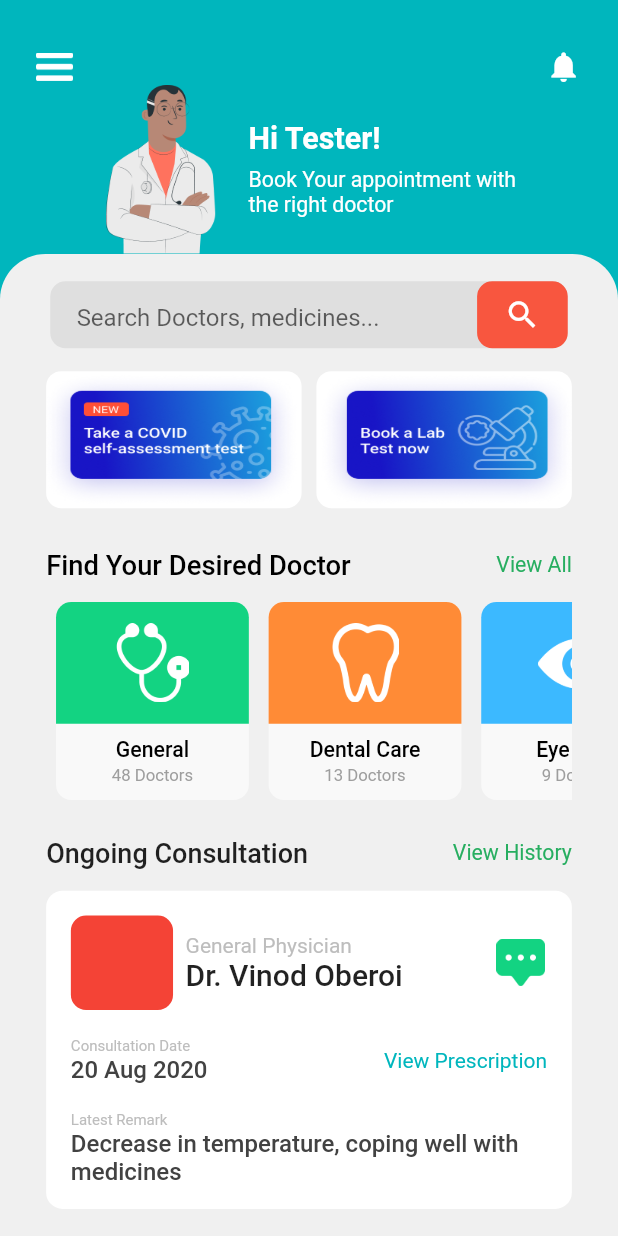
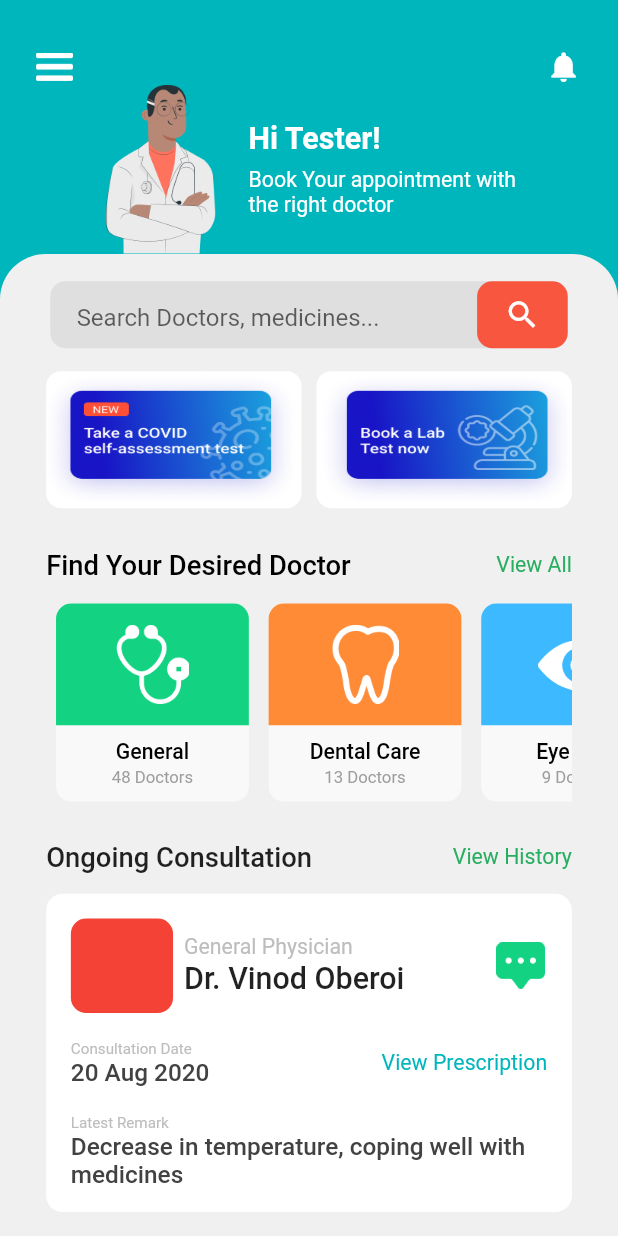
Before and after one commit to Chikitsak-Care/Frontend-Flutter, a Flutter app: the DashBoard screen opened directly with empty values, on a phone screen of 412 x 824 dp. Run offline on Flutter 3.47's test engine with Material 2 defaults, Android fonts, the phone set to English and light mode, and no system bars; our stand-ins replace email_validator, flushbar; project files that could hold a hidden picture were left out.

Commit message:
Layout Bug Fix #1

```diff
--- a/chikitsak/lib/screens/DashBoard/dashBoard.dart
+++ b/chikitsak/lib/screens/DashBoard/dashBoard.dart
@@ -107,7 +107,7 @@ class _DashBoardState extends State<DashBoard> {
       _covidBanner(),
       _findYourDoctorScroller(),
       _onGoingConsultation(),
-      _topRankedDoctors()
+      _topRankedDoctors(),
     ];
 
     return Expanded(
@@ -208,12 +208,13 @@ class _DashBoardState extends State<DashBoard> {
                 children: [
                   Text(
                     doctorCategory,
-                    style: TextStyle(fontSize: 12, color: Colors.grey[400]),
+                    style: TextStyle(
+                        fontSize: height(context, 12), color: Colors.grey[400]),
                   ),
                   Text(
                     "Dr. " + doctorName,
                     style: TextStyle(
-                        fontSize: 14,
+                        fontSize: height(context, 14),
                         fontWeight: FontWeight.w500,
                         color: Colors.grey[800]),
                   )
@@ -224,11 +225,15 @@ class _DashBoardState extends State<DashBoard> {
               crossAxisAlignment: CrossAxisAlignment.center,
               mainAxisAlignment: MainAxisAlignment.center,
               children: [
-                Icon(Icons.lock_clock, color: Colors.blue),
+                Icon(
+                  Icons.lock_clock,
+                  color: Colors.blue,
+                  size: height(context, 24),
+                ),
                 Text(
                   responseRate,
                   style: TextStyle(
-                    fontSize: 13,
+                    fontSize: height(context, 13),
                     fontWeight: FontWeight.w500,
                     color: Colors.blue,
                   ),
@@ -248,7 +253,8 @@ class _DashBoardState extends State<DashBoard> {
         mainAxisAlignment: MainAxisAlignment.spaceBetween,
         children: [
           Text("Top Ranked Doctors",
-              style: TextStyle(fontSize: 18, fontWeight: FontWeight.w500)),
+              style: TextStyle(
+                  fontSize: height(context, 18), fontWeight: FontWeight.w500)),
           Text(
             "View All",
             style: TextStyle(
@@ -287,7 +293,8 @@ class _DashBoardState extends State<DashBoard> {
         mainAxisAlignment: MainAxisAlignment.spaceBetween,
         children: [
           Text("Ongoing Consultation",
-              style: TextStyle(fontSize: 18, fontWeight: FontWeight.w500)),
+              style: TextStyle(
+                  fontSize: height(context, 18), fontWeight: FontWeight.w500)),
           Text(
             "View History",
             style: TextStyle(
@@ -333,12 +340,14 @@ class _DashBoardState extends State<DashBoard> {
                     crossAxisAlignment: CrossAxisAlignment.start,
                     children: [
                       Text(doctorCategory,
-                          style:
-                              TextStyle(fontSize: 14, color: Colors.grey[400])),
+                          style: TextStyle(
+                              fontSize: height(context, 14),
+                              color: Colors.grey[400])),
                       Text(
                         "Dr. " + doctorName,
                         style: TextStyle(
-                            fontSize: 20, fontWeight: FontWeight.w500),
+                            fontSize: height(context, 20),
+                            fontWeight: FontWeight.w500),
                       ),
                     ],
                   ),
@@ -362,13 +371,13 @@ class _DashBoardState extends State<DashBoard> {
                   children: [
                     Text("Consultation Date",
                         style: TextStyle(
-                          fontSize: 10,
+                          fontSize: height(context, 10),
                           color: Colors.grey[400],
                         )),
                     Text(
                       consultationDate,
                       style: TextStyle(
-                        fontSize: 16,
+                        fontSize: height(context, 16),
                         fontWeight: FontWeight.w500,
                         color: Colors.grey[800],
                       ),
@@ -377,7 +386,8 @@ class _DashBoardState extends State<DashBoard> {
                 ),
                 Text(
                   "View Prescription",
-                  style: TextStyle(fontSize: 14, color: Color(0xFF00B6BD)),
+                  style: TextStyle(
+                      fontSize: height(context, 14), color: Color(0xFF00B6BD)),
                 )
               ],
             ),
@@ -388,14 +398,14 @@ class _DashBoardState extends State<DashBoard> {
                 Text(
                   "Latest Remark",
                   style: TextStyle(
-                    fontSize: 10,
+                    fontSize: height(context, 10),
                     color: Colors.grey[400],
                   ),
                 ),
                 Text(
                   latestRemark,
                   style: TextStyle(
-                    fontSize: 16,
+                    fontSize: height(context, 16),
                     fontWeight: FontWeight.w500,
                     color: Colors.grey[800],
                   ),
@@ -412,6 +422,7 @@ class _DashBoardState extends State<DashBoard> {
     return Column(
       mainAxisAlignment: MainAxisAlignment.center,
       crossAxisAlignment: CrossAxisAlignment.start,
+      mainAxisSize: MainAxisSize.min,
       children: [
         _doctorScrollerHeader(),
         SizedBox(
@@ -447,10 +458,12 @@ class _DashBoardState extends State<DashBoard> {
           .add(_cardModel(imageUrl[i], name[i], background[i], noOfDoctors[i]));
     }
 
-    return SingleChildScrollView(
-      scrollDirection: Axis.horizontal,
-      child: Container(
-        child: Expanded(
+    return Container(
+      height: height(context, 132),
+      width: double.infinity,
+      child: Expanded(
+        child: SingleChildScrollView(
+          scrollDirection: Axis.horizontal,
           child: Row(
             children: _children,
           ),
@@ -616,10 +629,12 @@ class _DashBoardState extends State<DashBoard> {
       child: Row(
         mainAxisAlignment: MainAxisAlignment.spaceBetween,
         crossAxisAlignment: CrossAxisAlignment.center,
+        mainAxisSize: MainAxisSize.max,
         children: [
           Container(
             width: width(context, 234),
             child: TextField(
+              textAlignVertical: TextAlignVertical.top,
               decoration: InputDecoration(
                 contentPadding: EdgeInsets.only(
                   left: width(context, 16),
```
Also changed, not shown: chikitsak/lib/screens/UserAuthentication/UserLoginScreen/loginScreen.dart (+16 -1 lines), chikitsak/lib/screens/onBoarding/onBoarding.dart (+19 -3 lines), chikitsak/lib/utilities/constants.dart (+0 -11 lines), 5 other files.
